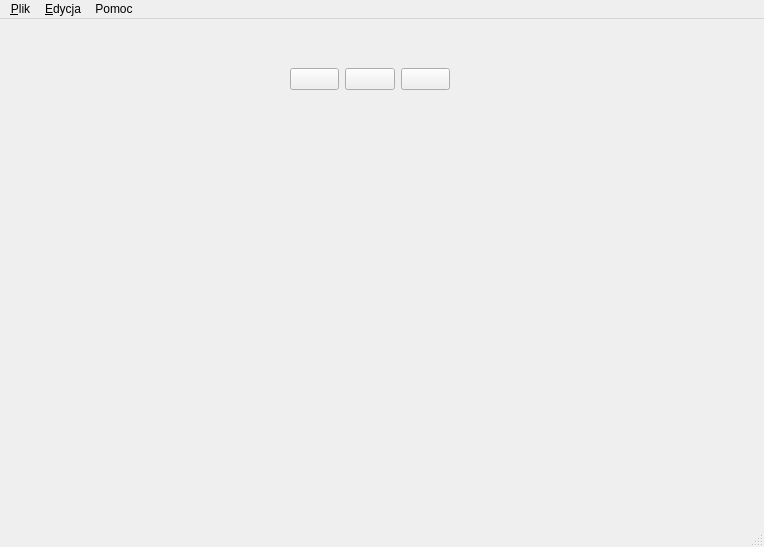
Old version of the form prog/prj/ui/PlaszczGlowneOkno.ui in the repository abalawender/wds.
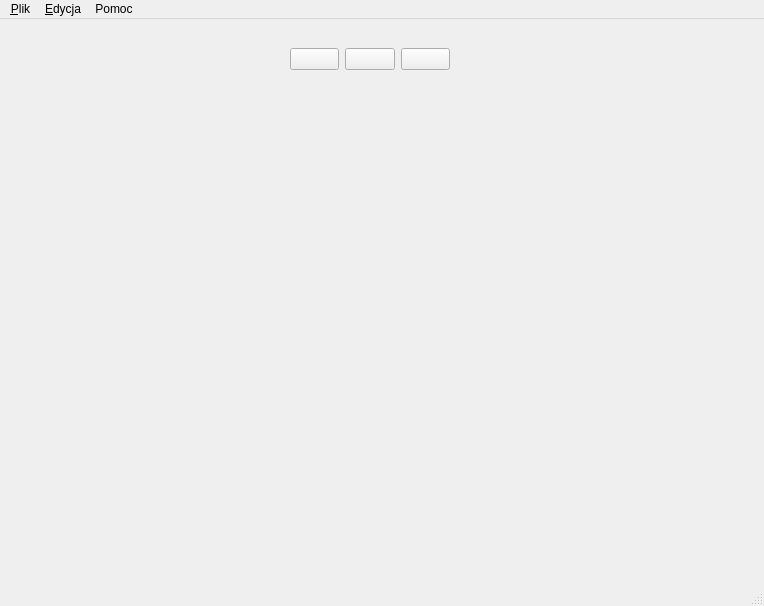
New version of the form. Icons and pictures are not drawn.

The edit to the form file:
```diff
--- a/prog/prj/ui/PlaszczGlowneOkno.ui
+++ b/prog/prj/ui/PlaszczGlowneOkno.ui
@@ -7,7 +7,7 @@
     <x>0</x>
     <y>0</y>
     <width>764</width>
-    <height>547</height>
+    <height>606</height>
    </rect>
   </property>
   <property name="windowTitle">
@@ -18,7 +18,7 @@
     <property name="geometry">
      <rect>
       <x>290</x>
-      <y>20</y>
+      <y>0</y>
       <width>160</width>
       <height>80</height>
      </rect>
```
